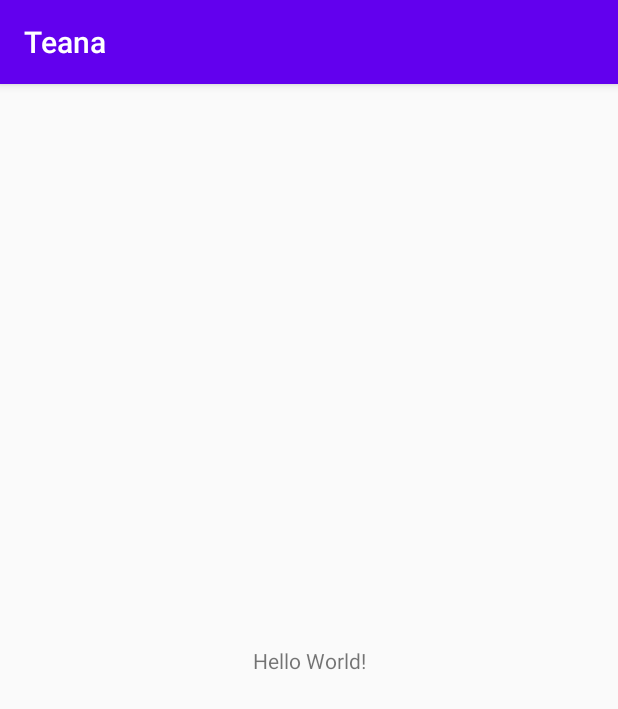
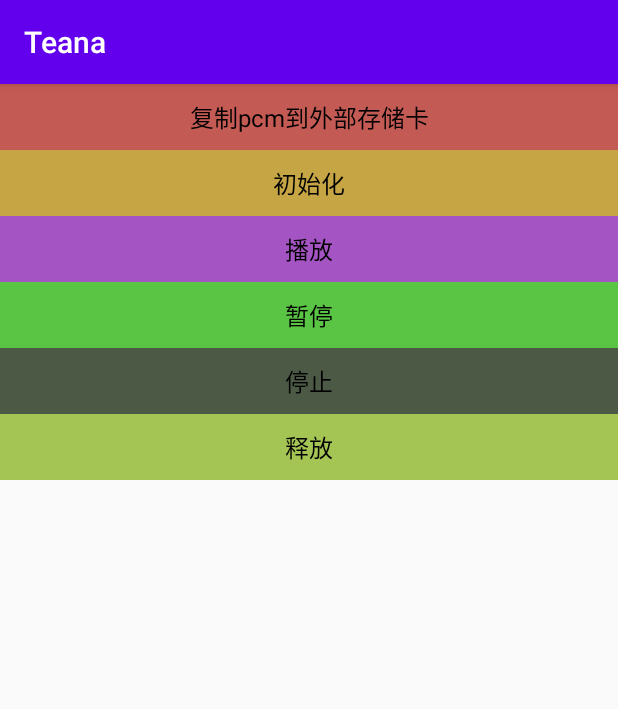
Before and after one commit to zuocaijian/Teana, an Android app: the screen it shows after launch (MainActivity), on a phone screen of 412 x 824 dp. Shown: the top 709 px of the screen. Run offline under Robolectric (Android 15) with nearby library versions, the phone set to English and light mode, and no system bars; 1 statement that could not run was skipped.

Commit message:
1. 项目中配置ndk编译环境；2. 准备好pcm文件及播放的方法

```diff
--- a/app/src/main/AndroidManifest.xml
+++ b/app/src/main/AndroidManifest.xml
@@ -3,6 +3,7 @@
     package="com.zcj.teana">
 
     <application
+        android:name=".App"
         android:allowBackup="true"
         android:icon="@mipmap/ic_launcher"
         android:label="@string/app_name"
--- /dev/null
+++ b/app/src/main/java/com/zcj/teana/App.java
@@ -0,0 +1,22 @@
+package com.zcj.teana;
+
+import android.app.Application;
+import android.content.Context;
+
+public class App extends Application {
+
+    public static Context sContext;
+    public static Application sApplication;
+
+    @Override
+    protected void attachBaseContext(Context base) {
+        super.attachBaseContext(base);
+    }
+
+    @Override
+    public void onCreate() {
+        super.onCreate();
+        sApplication = this;
+        sContext = getApplicationContext();
+    }
+}
--- /dev/null
+++ b/app/src/main/java/com/zcj/teana/pcm/Control.java
@@ -0,0 +1,17 @@
+package com.zcj.teana.pcm;
+
+public class Control {
+    static {
+        System.loadLibrary("playcore");
+    }
+
+    public native int init();
+
+    public native int play(String fileName);
+
+    public native int pause();
+
+    public native int stop();
+
+    public native int destroy();
+}
--- a/app/src/main/res/layout/activity_main.xml
+++ b/app/src/main/res/layout/activity_main.xml
@@ -1,18 +1,76 @@
 <?xml version="1.0" encoding="utf-8"?>
-<androidx.constraintlayout.widget.ConstraintLayout xmlns:android="http://schemas.android.com/apk/res/android"
+<LinearLayout xmlns:android="http://schemas.android.com/apk/res/android"
     xmlns:app="http://schemas.android.com/apk/res-auto"
     xmlns:tools="http://schemas.android.com/tools"
     android:layout_width="match_parent"
     android:layout_height="match_parent"
+    android:orientation="vertical"
     tools:context=".MainActivity">
 
     <TextView
-        android:layout_width="wrap_content"
+        android:layout_width="match_parent"
         android:layout_height="wrap_content"
-        android:text="Hello World!"
-        app:layout_constraintBottom_toBottomOf="parent"
-        app:layout_constraintLeft_toLeftOf="parent"
-        app:layout_constraintRight_toRightOf="parent"
-        app:layout_constraintTop_toTopOf="parent" />
+        android:background="#c45a54"
+        android:gravity="center"
+        android:onClick="copyFile"
+        android:padding="10dp"
+        android:text="复制pcm到外部存储卡"
+        android:textColor="@android:color/black"
+        android:textSize="16sp" />
 
-</androidx.constraintlayout.widget.ConstraintLayout>
+    <TextView
+        android:layout_width="match_parent"
+        android:layout_height="wrap_content"
+        android:background="#c5a544"
+        android:gravity="center"
+        android:onClick="init"
+        android:padding="10dp"
+        android:text="初始化"
+        android:textColor="@android:color/black"
+        android:textSize="16sp" />
+
+    <TextView
+        android:layout_width="match_parent"
+        android:layout_height="wrap_content"
+        android:background="#a554c4"
+        android:gravity="center"
+        android:onClick="play"
+        android:padding="10dp"
+        android:text="播放"
+        android:textColor="@android:color/black"
+        android:textSize="16sp" />
+
+    <TextView
+        android:layout_width="match_parent"
+        android:layout_height="wrap_content"
+        android:background="#5ac544"
+        android:gravity="center"
+        android:onClick="pause"
+        android:padding="10dp"
+        android:text="暂停"
+        android:textColor="@android:color/black"
+        android:textSize="16sp" />
+
+    <TextView
+        android:layout_width="match_parent"
+        android:layout_height="wrap_content"
+        android:background="#4c5a45"
+        android:gravity="center"
+        android:onClick="stop"
+        android:padding="10dp"
+        android:text="停止"
+        android:textColor="@android:color/black"
+        android:textSize="16sp" />
+
+    <TextView
+        android:layout_width="match_parent"
+        android:layout_height="wrap_content"
+        android:background="#a4c554"
+        android:gravity="center"
+        android:onClick="release"
+        android:padding="10dp"
+        android:text="释放"
+        android:textColor="@android:color/black"
+        android:textSize="16sp" />
+
+</LinearLayout>
```
Also changed, not shown: app/build.gradle (+15 -1 lines), app/src/main/java/com/zcj/teana/MainActivity.kt (+31 -0 lines), app/src/main/java/com/zcj/teana/util/FileUtils.java (added, +43 -0 lines), 8 other files.
